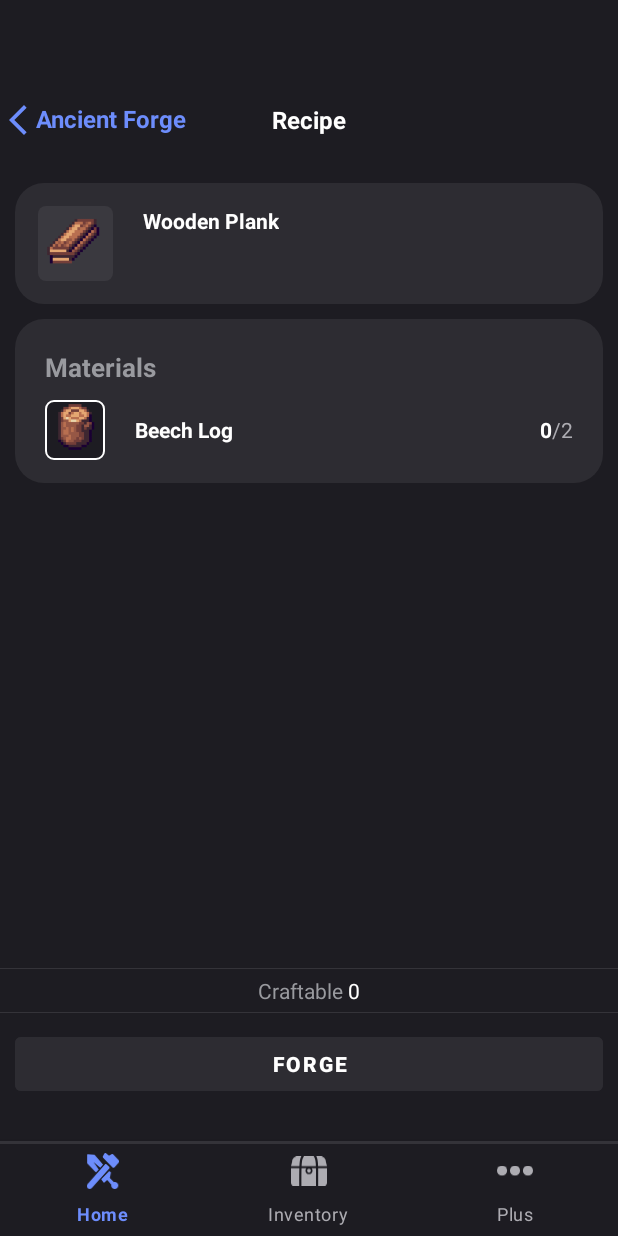
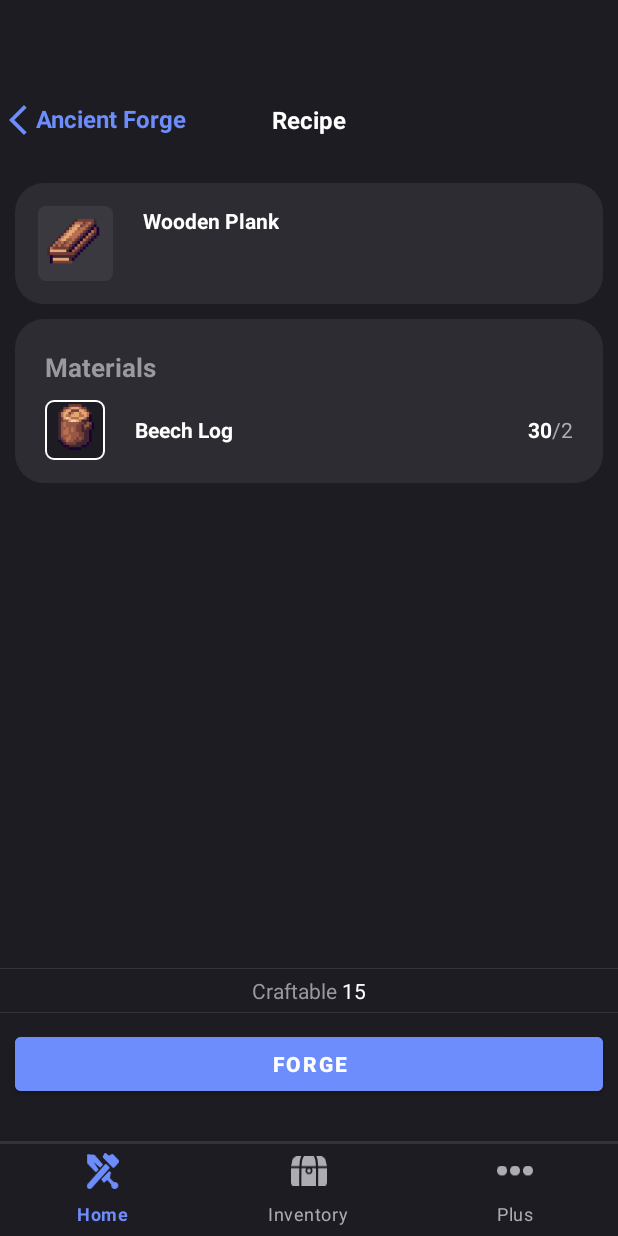
Before and after one commit to WINK3R/ShakeAndCraft, an Android app: the ForgeFragment screen opened through its navigation route, after a tap on "Wooden Plank", on a phone screen of 412 x 824 dp. Run offline under Robolectric (Android 15) with nearby library versions, the phone set to English and light mode, and no system bars; our stand-ins replace navigation-ui.

Commit message:
test to manage problems with stack

```diff
--- a/ShakeAndCraft/app/src/main/java/com/example/shakecraft/MainActivity.kt
+++ b/ShakeAndCraft/app/src/main/java/com/example/shakecraft/MainActivity.kt
@@ -10,6 +10,7 @@ import androidx.core.view.WindowInsetsCompat
 import androidx.core.view.WindowInsetsControllerCompat
 import androidx.navigation.findNavController
 import androidx.navigation.ui.setupWithNavController
+import com.example.shakecraft.data.Stub
 import com.example.shakecraft.model.Player
 import com.example.shakecraft.model.Recipe
 import com.google.android.material.bottomnavigation.BottomNavigationView
@@ -17,7 +18,9 @@ import com.google.android.material.bottomnavigation.BottomNavigationView
 class MainActivity : AppCompatActivity() {
 
 
-    var currentPlayer = Player("Winker",0)
+    var currentPlayer = Stub().load()
+
+
     @RequiresApi(Build.VERSION_CODES.R)
     private fun hideSystemUI() {
         WindowCompat.setDecorFitsSystemWindows(window, false)
--- a/ShakeAndCraft/app/src/main/java/com/example/shakecraft/data/Stub.kt
+++ b/ShakeAndCraft/app/src/main/java/com/example/shakecraft/data/Stub.kt
@@ -7,16 +7,16 @@ import com.example.shakecraft.model.Player
 
 class Stub {
 
-    fun load() : List<Item>{
+    fun load() : Player{
+        var currentPlayer : Player = Player("Winker",0)
         val items : MutableList<Item> = mutableListOf<Item>()
-        items.add(Item(name = "Beech Log", rarity = 1, stack = 1,  R.drawable.ic_anvil, xpReward = 10 ))
-        items.add(Item(name = "Bronze Ore", rarity = 2, stack = 1,  R.drawable.ic_anvil, xpReward = 20))
-        items.add(Item(name = "Iron Ore", rarity = 3, stack = 1,  R.drawable.ic_anvil, xpReward = 30))
-        items.add(Item(name = "Diamond", rarity = 3, stack = 1,  R.drawable.ic_anvil, xpReward = 30))
-        return items
+        items.add(Item(name = "Beech Log", rarity = 1, stack = 30,  R.drawable.log2, xpReward = 10 ))
+
+        currentPlayer.items = items
+        return currentPlayer
     }
 
 
-    var currentPlayer : Player = Player("Winker",0)
+
 
 }
--- a/ShakeAndCraft/app/src/main/java/com/example/shakecraft/model/Player.kt
+++ b/ShakeAndCraft/app/src/main/java/com/example/shakecraft/model/Player.kt
@@ -3,7 +3,7 @@ package com.example.shakecraft.model
 class Player(val pseudo: String, var xp: Int = 0) {
     var level: Int = 1
 
-    val items: MutableList<Item> = mutableListOf()
+    var items: MutableList<Item> = mutableListOf()
     var rank: String = "Beginner"
 
 
--- a/ShakeAndCraft/app/src/main/java/com/example/shakecraft/model/RecipeManager.kt
+++ b/ShakeAndCraft/app/src/main/java/com/example/shakecraft/model/RecipeManager.kt
@@ -8,7 +8,7 @@ class RecipeManager {
 
     companion object {
 
-        var recipeListObjects : List<Recipe> = listOf(
+        val recipeListObjects : List<Recipe> = listOf(
             Recipe(
                 Item("Wooden Stick", image = R.drawable.wooden_stick, stack = 1),listOf(
                     Item("Wooden Plank", image = R.drawable.wooden_plank, stack = 2)
@@ -24,7 +24,7 @@ class RecipeManager {
                 ), "Objects"),
 
         )
-        var recipeListTools : List<Recipe> = listOf(
+        val recipeListTools : List<Recipe> = listOf(
 
             Recipe(
                 Item("Bronze Sword", image = R.drawable.bronze_sword, stack = 1),listOf(
@@ -45,7 +45,7 @@ class RecipeManager {
 
                     ), "Tools"),
         )
-        var recipeListBlacksmithing : List<Recipe> = listOf(
+        val recipeListBlacksmithing : List<Recipe> = listOf(
 
             Recipe(
                 Item("Bronze Ingot", image = R.drawable.bronze_ingot, stack = 1),listOf(
```
